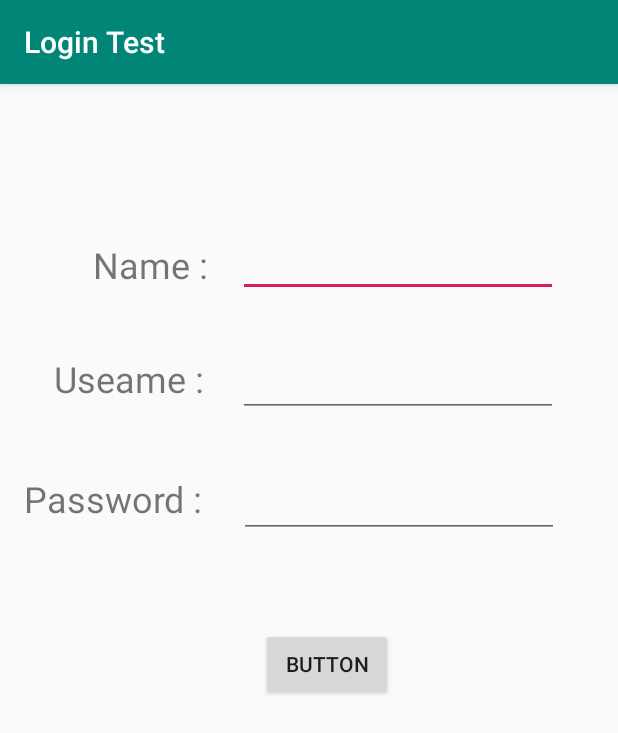
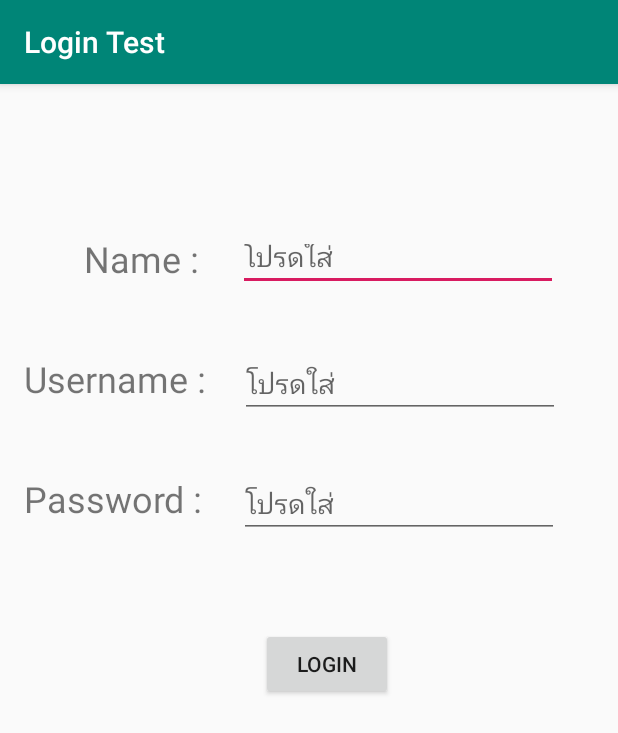
Before and after one commit to hanaml0868/LoginTest, an Android app: the screen it shows after launch (MainActivity), on a phone screen of 412 x 824 dp. Shown: the top 733 px of the screen. Run offline under Robolectric (Android 15) with nearby library versions, the phone set to English and light mode, and no system bars.

Commit message:
เช๊คค่าว่าง

```diff
--- a/app/src/main/res/layout/activity_main.xml
+++ b/app/src/main/res/layout/activity_main.xml
@@ -10,15 +10,11 @@
         android:id="@+id/textView"
         android:layout_width="wrap_content"
         android:layout_height="wrap_content"
-        android:layout_marginStart="16dp"
-        android:layout_marginLeft="16dp"
-        android:layout_marginTop="104dp"
-        android:layout_marginEnd="20dp"
-        android:layout_marginRight="20dp"
+        android:layout_marginStart="56dp"
+        android:layout_marginLeft="56dp"
+        android:layout_marginTop="100dp"
         android:text="Name :"
         android:textSize="24sp"
-        app:layout_constraintEnd_toStartOf="@+id/editText"
-        app:layout_constraintHorizontal_bias="1.0"
         app:layout_constraintStart_toStartOf="parent"
         app:layout_constraintTop_toTopOf="parent" />
 
@@ -26,10 +22,10 @@
         android:id="@+id/textView3"
         android:layout_width="wrap_content"
         android:layout_height="wrap_content"
-        android:layout_marginStart="36dp"
-        android:layout_marginLeft="36dp"
+        android:layout_marginStart="16dp"
+        android:layout_marginLeft="16dp"
         android:layout_marginTop="180dp"
-        android:text="Useame :"
+        android:text="Username :"
         android:textSize="24sp"
         app:layout_constraintStart_toStartOf="parent"
         app:layout_constraintTop_toTopOf="parent" />
@@ -47,18 +43,23 @@
         app:layout_constraintTop_toTopOf="parent" />
 
     <EditText
-        android:id="@+id/editText"
+        android:id="@+id/edtName"
         android:layout_width="wrap_content"
         android:layout_height="41dp"
+        android:layout_marginStart="8dp"
+        android:layout_marginLeft="8dp"
         android:layout_marginEnd="40dp"
         android:layout_marginRight="40dp"
         android:ems="10"
+        android:hint="โปรดใส่"
         android:inputType="textPersonName"
         app:layout_constraintBaseline_toBaselineOf="@+id/textView"
-        app:layout_constraintEnd_toEndOf="parent" />
+        app:layout_constraintEnd_toEndOf="parent"
+        app:layout_constraintHorizontal_bias="1.0"
+        app:layout_constraintStart_toEndOf="@+id/textView" />
 
     <EditText
-        android:id="@+id/editText3"
+        android:id="@+id/edtUsername"
         android:layout_width="wrap_content"
         android:layout_height="wrap_content"
         android:layout_marginStart="8dp"
@@ -66,6 +67,7 @@
         android:layout_marginEnd="8dp"
         android:layout_marginRight="8dp"
         android:ems="10"
+        android:hint="โปรดใส่"
         android:inputType="textPersonName"
         app:layout_constraintBaseline_toBaselineOf="@+id/textView3"
         app:layout_constraintEnd_toEndOf="parent"
@@ -73,7 +75,7 @@
         app:layout_constraintStart_toEndOf="@+id/textView3" />
 
     <EditText
-        android:id="@+id/editText4"
+        android:id="@+id/edtPassword"
         android:layout_width="wrap_content"
         android:layout_height="46dp"
         android:layout_marginStart="8dp"
@@ -81,6 +83,7 @@
         android:layout_marginEnd="8dp"
         android:layout_marginRight="8dp"
         android:ems="10"
+        android:hint="โปรดใส่"
         android:inputType="textPersonName"
         app:layout_constraintBaseline_toBaselineOf="@+id/textView4"
         app:layout_constraintEnd_toEndOf="parent"
@@ -88,7 +91,7 @@
         app:layout_constraintStart_toEndOf="@+id/textView4" />
 
     <Button
-        android:id="@+id/button"
+        android:id="@+id/btnLogin"
         android:layout_width="wrap_content"
         android:layout_height="wrap_content"
         android:layout_marginStart="8dp"
@@ -96,10 +99,10 @@
         android:layout_marginTop="60dp"
         android:layout_marginEnd="8dp"
         android:layout_marginRight="8dp"
-        android:text="Button"
+        android:text="Login"
         app:layout_constraintEnd_toEndOf="parent"
         app:layout_constraintHorizontal_bias="0.54"
         app:layout_constraintStart_toStartOf="parent"
-        app:layout_constraintTop_toBottomOf="@+id/editText4" />
+        app:layout_constraintTop_toBottomOf="@+id/edtPassword" />
 
 </android.support.constraint.ConstraintLayout>
```
